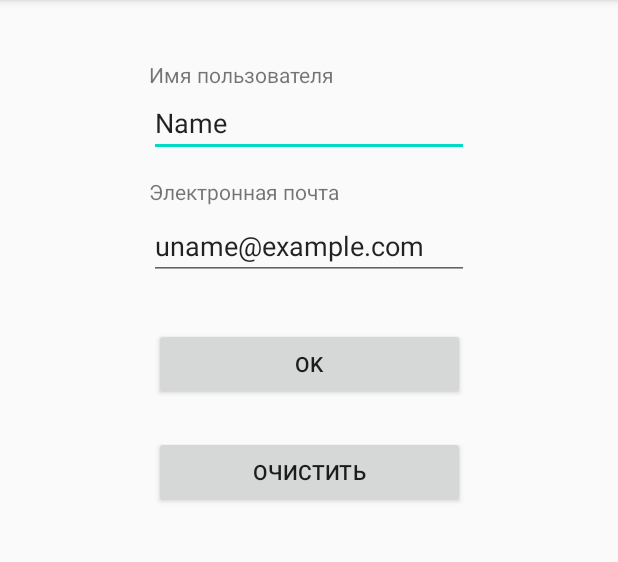
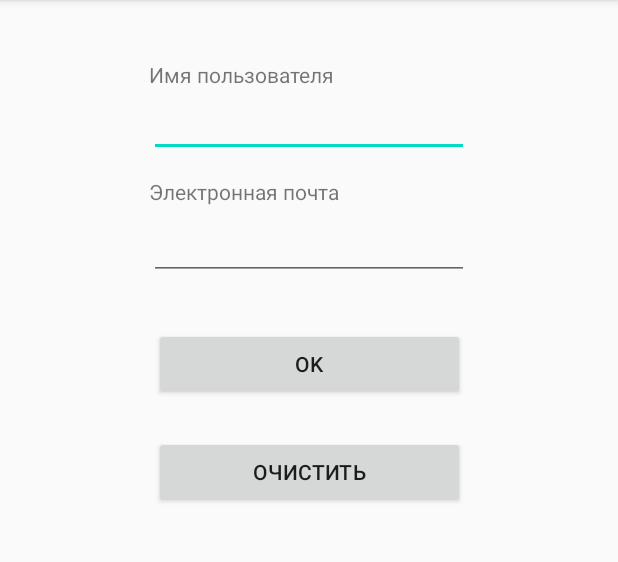
Before and after one commit to AvdeevAleksey/121_Universal_input_form, an Android app: the screen it shows after launch (MainActivity), after a tap on "ОЧИСТИТЬ", on a phone screen of 412 x 824 dp, the part 84-646 px from its top. Run offline under Robolectric (Android 15) with nearby library versions, the phone set to English and light mode, and no system bars.

Commit message:
Add clear user field

```diff
--- a/app/src/main/java/example/com/a121_universal_input_form/MainActivity.java
+++ b/app/src/main/java/example/com/a121_universal_input_form/MainActivity.java
@@ -40,8 +40,12 @@ public class MainActivity extends AppCompatActivity {
         buttonClear.setOnClickListener(new View.OnClickListener() {
             @Override
             public void onClick(View view) {
+                EditText userName = findViewById(R.id.userName);
+                EditText userEmail = findViewById(R.id.userEmailAddress);
                 TextView txtOutputResults = findViewById(R.id.txtOutputResults);
                 txtOutputResults.setText("");
+                userName.setText("");
+                userEmail.setText("");
             }
         });
 
```
